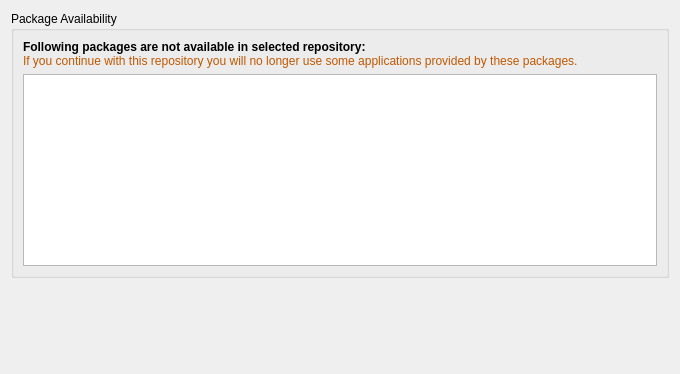
Qt form playground/gokmen/um/ui/ui_screen_3.ui (pars-linux/uludag) before a commit.
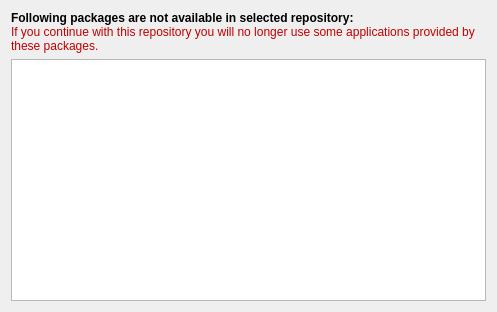
The same form after that commit.

```diff
--- a/playground/gokmen/um/ui/ui_screen_3.ui
+++ b/playground/gokmen/um/ui/ui_screen_3.ui
@@ -6,19 +6,13 @@
    <rect>
     <x>0</x>
     <y>0</y>
-    <width>680</width>
-    <height>374</height>
+    <width>497</width>
+    <height>312</height>
    </rect>
   </property>
   <property name="windowTitle">
    <string>Analyzing your Computer</string>
   </property>
-  <layout class="QGridLayout" name="gridLayout_2">
-   <item row="0" column="0" colspan="2">
-    <widget class="QGroupBox" name="c_package">
-     <property name="title">
-      <string>Package Availability</string>
-     </property>
      <layout class="QGridLayout" name="gridLayout">
       <item row="1" column="0">
        <widget class="QListWidget" name="package_list"/>
@@ -29,30 +23,20 @@
          <string>&lt;!DOCTYPE HTML PUBLIC &quot;-//W3C//DTD HTML 4.0//EN&quot; &quot;http://www.w3.org/TR/REC-html40/strict.dtd&quot;&gt;
 &lt;html&gt;&lt;head&gt;&lt;meta name=&quot;qrichtext&quot; content=&quot;1&quot; /&gt;&lt;style type=&quot;text/css&quot;&gt;
 p, li { white-space: pre-wrap; }
-&lt;/style&gt;&lt;/head&gt;&lt;body style=&quot; font-family:'Ubuntu'; font-size:9pt; font-weight:400; font-style:normal;&quot;&gt;
-&lt;p style=&quot; margin-top:0px; margin-bottom:0px; margin-left:0px; margin-right:0px; -qt-block-indent:0; text-indent:0px;&quot;&gt;&lt;span style=&quot; font-weight:600;&quot;&gt;Following packages are not available in selected repository:&lt;/span&gt;&lt;/p&gt;
-&lt;p style=&quot; margin-top:0px; margin-bottom:0px; margin-left:0px; margin-right:0px; -qt-block-indent:0; text-indent:0px;&quot;&gt;&lt;span style=&quot; color:#c05800;&quot;&gt;If you continue with this repository you will no longer use some applications provided by these packages.&lt;/span&gt;&lt;/p&gt;&lt;/body&gt;&lt;/html&gt;</string>
+&lt;/style&gt;&lt;/head&gt;&lt;body style=&quot; font-family:'Droid Sans'; font-size:9pt; font-weight:400; font-style:normal;&quot;&gt;
+&lt;table style=&quot;-qt-table-type: root; margin-top:4px; margin-bottom:4px; margin-left:4px; margin-right:4px;&quot;&gt;
+&lt;tr&gt;
+&lt;td style=&quot;border: none;&quot;&gt;
+&lt;p style=&quot; margin-top:0px; margin-bottom:0px; margin-left:0px; margin-right:0px; -qt-block-indent:0; text-indent:0px;&quot;&gt;&lt;span style=&quot; font-family:'Ubuntu'; font-weight:600;&quot;&gt;Following packages are not available in selected repository:&lt;/span&gt;&lt;/p&gt;
+&lt;p style=&quot; margin-top:0px; margin-bottom:0px; margin-left:0px; margin-right:0px; -qt-block-indent:0; text-indent:0px;&quot;&gt;&lt;span style=&quot; font-family:'Ubuntu'; color:#c00000;&quot;&gt;If you continue with this repository you will no longer use some applications provided by these packages.&lt;/span&gt;&lt;/p&gt;&lt;/td&gt;&lt;/tr&gt;&lt;/table&gt;&lt;/body&gt;&lt;/html&gt;</string>
         </property>
         <property name="wordWrap">
          <bool>true</bool>
         </property>
        </widget>
       </item>
-     </layout>
-    </widget>
-   </item>
-   <item row="1" column="0" colspan="2">
-    <spacer name="verticalSpacer">
-     <property name="orientation">
-      <enum>Qt::Vertical</enum>
-     </property>
-     <property name="sizeHint" stdset="0">
-      <size>
-       <width>20</width>
-       <height>40</height>
-      </size>
-     </property>
-    </spacer>
+   <item row="1" column="0">
+    <widget class="QListWidget" name="package_list"/>
    </item>
   </layout>
  </widget>
```
Left out of the diff: 3 changed lines with no effect on the pictures. Lines whose indentation alone changed are shown as unchanged.
